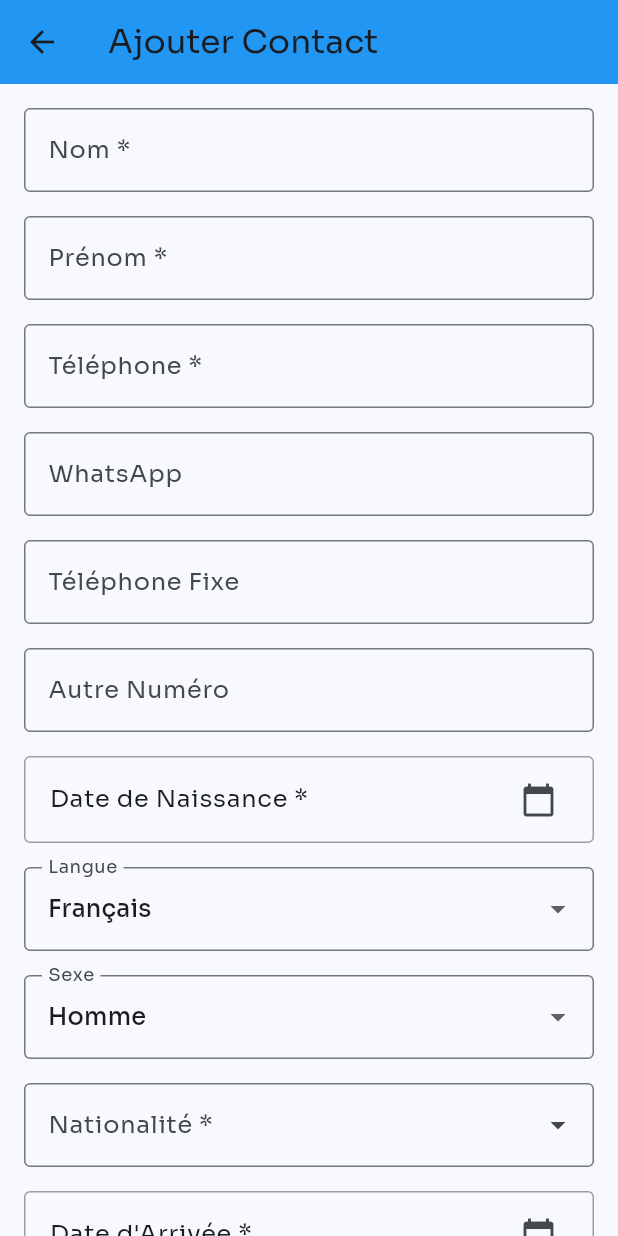
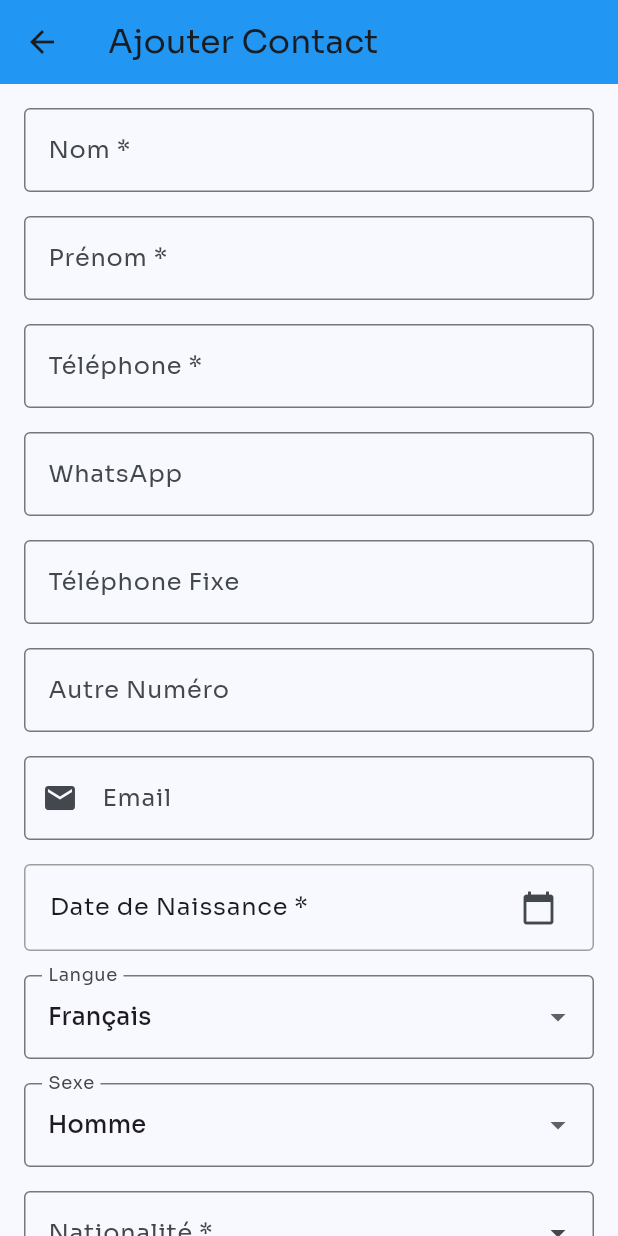
Before and after one commit to yahiahbazi-oss/Royal-Thalassa-Guest-Contact-App, a Flutter app: the AddContactPage screen opened by its route, on a phone screen of 412 x 824 dp. Run offline on Flutter 3.47's test engine with Material 3 defaults, Android fonts, the phone set to English and light mode, and no system bars; drawn by our look-alikes of dropdown_search; our stand-ins replace cloud_firestore, firebase_auth, firebase_core, google_fonts; accounts and stored records are empty.

Commit message:
mail section in add contact

```diff
--- a/lib/controllers/crud_services.dart
+++ b/lib/controllers/crud_services.dart
@@ -14,6 +14,7 @@ class CrudServices {
     required String whatsapp,
     required String telephoneFixe,
     required String autreNumero,
+    required String email,
     required Timestamp dateNaissance,
     required String langue,
     required String sexe,
@@ -37,6 +38,7 @@ class CrudServices {
         'whatsapp': whatsapp,
         'telephoneFixe': telephoneFixe,
         'autreNumero': autreNumero,
+        'email': email,
         'dateNaissance': dateNaissance,
         'langue': langue,
         'sexe': sexe,
--- a/lib/views/add_contact_page.dart
+++ b/lib/views/add_contact_page.dart
@@ -22,6 +22,7 @@ class _AddContactPageState extends State<AddContactPage> {
   final _whatsappController = TextEditingController();
   final _telephoneFixeController = TextEditingController();
   final _autreNumeroController = TextEditingController();
+  final _emailController = TextEditingController();
   final _numeroChambreController = TextEditingController();
   final _pointsPositifsController = TextEditingController();
   final _pointsNegatifsController = TextEditingController();
@@ -161,6 +162,7 @@ class _AddContactPageState extends State<AddContactPage> {
     _whatsappController.dispose();
     _telephoneFixeController.dispose();
     _autreNumeroController.dispose();
+    _emailController.dispose();
     _numeroChambreController.dispose();
     _pointsPositifsController.dispose();
     _pointsNegatifsController.dispose();
@@ -237,6 +239,7 @@ class _AddContactPageState extends State<AddContactPage> {
         whatsapp: _whatsappController.text,
         telephoneFixe: _telephoneFixeController.text,
         autreNumero: _autreNumeroController.text,
+        email: _emailController.text,
         dateNaissance: Timestamp.fromDate(_dateNaissance!),
         langue: _langue,
         sexe: _sexe,
@@ -348,6 +351,19 @@ class _AddContactPageState extends State<AddContactPage> {
                   border: const OutlineInputBorder(),
                 ),
                 keyboardType: TextInputType.phone,
+              ),
+              const SizedBox(height: 16),
+
+              // Email
+              TextFormField(
+                controller: _emailController,
+                decoration: InputDecoration(
+                  labelText: 'Email',
+                  labelStyle: GoogleFonts.sora(),
+                  border: const OutlineInputBorder(),
+                  prefixIcon: const Icon(Icons.email),
+                ),
+                keyboardType: TextInputType.emailAddress,
               ),
               const SizedBox(height: 16),
 
```
